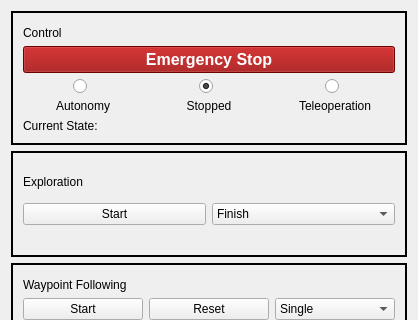
Above: statemachine_rqt_plugins/src/statemachine_controls.ui from MarcoStb1993/robot_statemachine before the change; both pictures show x 0 to 418 and y 0 to 320 of the 418 by 503 pixel window. Below: the same form after it.
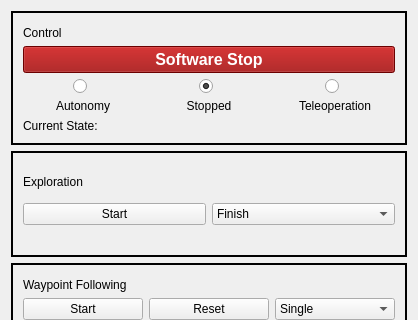
That is the form after the change.

```diff
--- a/statemachine_rqt_plugins/src/statemachine_controls.ui
+++ b/statemachine_rqt_plugins/src/statemachine_controls.ui
@@ -41,7 +41,7 @@
 color: rgba(255,255,255,1);</string>
           </property>
           <property name="text">
-           <string>Emergency Stop</string>
+           <string>Software Stop</string>
           </property>
          </widget>
         </item>
```
